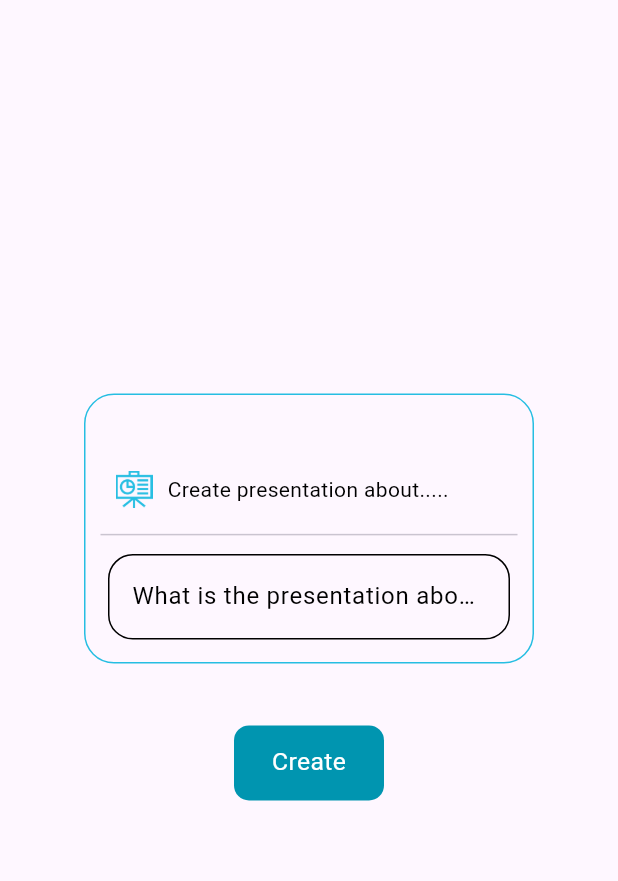
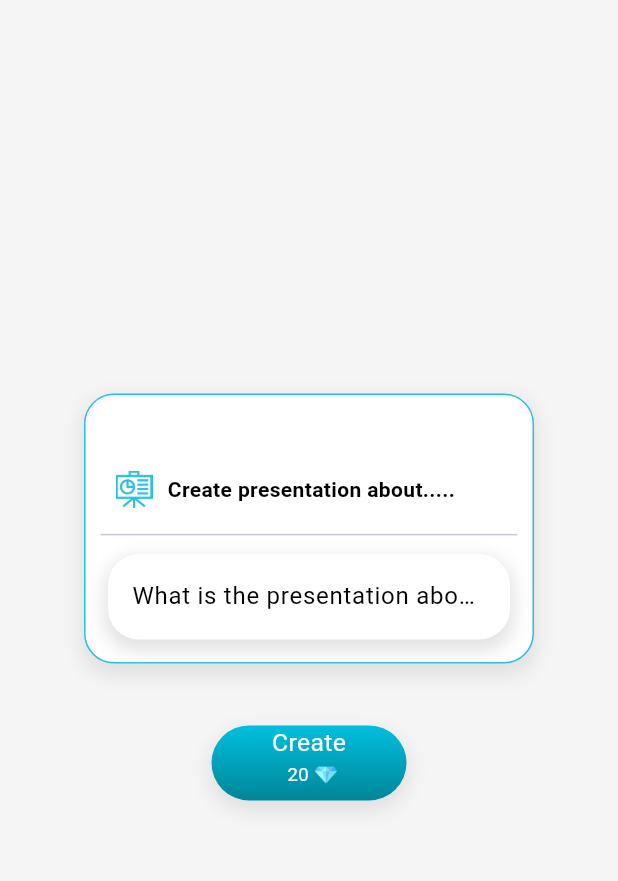
Before and after one commit to ranasherry/ai-slide-maker, a Flutter app: the SlideMakerView screen opened by its route, on a phone screen of 412 x 824 dp, the part 63-944 px from its top. Run offline on Flutter 3.47's test engine with Material 2 defaults, Android fonts, the phone set to English and light mode, and no system bars; our stand-ins replace firebase_analytics, firebase_core, flutter_easyloading, flutter_spinkit, fluttertoast, get and 6 more; missing offline and left inert: applovin_max, chat_gpt_sdk, file_saver, launch_review; accounts and stored records are empty.

Commit message:
before admob

```diff
--- a/lib/app/modules/home/slide_maker_view.dart
+++ b/lib/app/modules/home/slide_maker_view.dart
@@ -19,6 +19,7 @@ class SlideMakerView extends GetView<SlideMakerController> {
   Widget build(BuildContext context) {
     // SizeConfig().init(context);
     return Scaffold(
+      backgroundColor: Colors.grey.shade100,
       key: controller.scaffoldKey,
       drawer: Drawer(
         width: SizeConfig.blockSizeHorizontal * 75,
@@ -55,6 +56,7 @@ class SlideMakerView extends GetView<SlideMakerController> {
         ),
       ),
       appBar: AppBar(
+        backgroundColor: Colors.grey.shade100,
         title: Text('Slide Maker'),
         centerTitle: true,
         leading: Obx(
@@ -136,6 +138,16 @@ class SlideMakerView extends GetView<SlideMakerController> {
                             duration: Duration(milliseconds: 500),
                             curve: Curves.fastOutSlowIn,
                             decoration: BoxDecoration(
+                              color: Colors.white,
+                              boxShadow: [
+                                BoxShadow(
+                                  color: Colors.grey.shade300, // Shadow color
+                                  spreadRadius: 2, // Spread radius
+                                  blurRadius: 10, // Blur radius
+                                  offset: Offset(
+                                      0, 5), // Offset in x and y direction
+                                ),
+                              ],
                               borderRadius: BorderRadius.circular(20),
                               border: Border.all(color: AppColors.icon_color),
                             ),
@@ -179,7 +191,7 @@ class SlideMakerView extends GetView<SlideMakerController> {
                 alignment: Alignment.bottomCenter,
                 child: Container(
                   height: 60,
-                  color: Colors.amber,
+                  // color: Colors.amber,
                   child: Center(
                     child: MaxAdView(
                         adUnitId: AppStrings.MAX_BANNER_ID,
@@ -359,7 +371,20 @@ class SlideMakerView extends GetView<SlideMakerController> {
         duration: Duration(milliseconds: 500),
         curve: Curves.fastOutSlowIn,
         decoration: BoxDecoration(
-          borderRadius: BorderRadius.circular(10),
+          boxShadow: [
+            BoxShadow(
+              color: Colors.grey.shade300, // Shadow color
+              spreadRadius: 2, // Spread radius
+              blurRadius: 10, // Blur radius
+              offset: Offset(0, 5), // Offset in x and y direction
+            ),
+          ],
+          gradient: LinearGradient(
+              colors: [Color(0xFF21B654), Color.fromARGB(255, 19, 104, 57)],
+              begin: Alignment.topCenter,
+              end: Alignment.bottomCenter),
+          borderRadius:
+              BorderRadius.circular(SizeConfig.blockSizeHorizontal * 8),
           // border: Border.all(color: AppColors.icon_color),
           color: AppColors.Green_color,
         ),
@@ -392,6 +417,7 @@ class SlideMakerView extends GetView<SlideMakerController> {
                       "Outlines of the topic",
                       style: TextStyle(
                           fontSize: SizeConfig.blockSizeHorizontal * 4,
+                          fontWeight: FontWeight.bold,
                           color: Colors.black),
                     ),
                     Container(
@@ -433,7 +459,8 @@ class SlideMakerView extends GetView<SlideMakerController> {
                         Text(
                           "Create presentation about.....",
                           style: TextStyle(
-                              // fontSize: SizeConfig.blockSizeHorizontal * 4,
+                              // fontSize: SizeConfig.blockSizeHorizontal * 3,
+                              fontWeight: FontWeight.bold,
                               color: Colors.black),
                         ),
                         // Container(
@@ -476,35 +503,86 @@ class SlideMakerView extends GetView<SlideMakerController> {
             duration: Duration(milliseconds: 500),
             curve: Curves.fastOutSlowIn,
             decoration: BoxDecoration(
-          borderRadius: BorderRadius.circular(10),
+                boxShadow: [
+                  BoxShadow(
+                    color: Colors.grey.shade300, // Shadow color
+                    spreadRadius: 2, // Spread radius
+                    blurRadius: 10, // Blur radius
+                    offset: Offset(0, 5), // Offset in x and y direction
+                  ),
+                ],
+                borderRadius:
+                    BorderRadius.circular(SizeConfig.blockSizeHorizontal * 8),
                 // border: Border.all(color: AppColors.icon_color),
-          color: AppColors.neonBorder,
-        ),
-        child: Padding(
-          padding: const EdgeInsets.all(8.0),
-          child: Center(
-            child: Text(
-              controller.outlineTitleFetched.value ? "Recreate" : "Create",
+                // color: AppColors.neonBorder,
+                gradient: LinearGradient(
+                    colors: [Color(0xFF00BFDE), Color(0xFF008699)],
+                    begin: Alignment.topCenter,
+                    end: Alignment.bottomCenter)),
+            child: Obx(
+              () => controller.showInside.value
+                  ? Column(
+                      children: [
+                        Text(
+                          controller.outlineTitleFetched.value
+                              ? "Recreate"
+                              : "Create",
                           style: TextStyle(
                               fontSize: SizeConfig.blockSizeHorizontal * 4,
                               color: Colors.white),
                         ),
+                        Row(
+                          mainAxisAlignment: MainAxisAlignment.center,
+                          children: [
+                            Padding(
+                              padding: EdgeInsets.only(
+                                  left: SizeConfig.blockSizeHorizontal * 1),
+                              child: Text(
+                                "20",
+                                style: TextStyle(
+                                    fontSize:
+                                        SizeConfig.blockSizeHorizontal * 3,
+                                    color: Colors.white),
                               ),
                             ),
-      ),
-    );
+                            horizontalSpace(SizeConfig.blockSizeHorizontal * 1),
+                            Image.asset(
+                              AppImages.gems,
+                              scale: 35,
+                            )
+                          ],
+                        )
+                      ],
+                    )
+                  : Container(),
+            )));
   }
 
   Widget inputField() {
     return Padding(
       padding: EdgeInsets.all(5.0),
+      child: Container(
+        decoration: BoxDecoration(
+            color: Colors.white,
+            boxShadow: [
+              BoxShadow(
+                color: Colors.grey.shade300, // Shadow color
+                spreadRadius: 2, // Spread radius
+                blurRadius: 10, // Blur radius
+                offset: Offset(0, 5), // Offset in x and y direction
+              ),
+            ],
+            borderRadius:
+                BorderRadius.circular(SizeConfig.blockSizeHorizontal * 5)),
         child: TextField(
           controller: controller.inputTextCTL,
           cursorColor: Colors.black,
           style: TextStyle(
-            fontSize: SizeConfig.blockSizeHorizontal * 4, color: Colors.black),
+              fontSize: SizeConfig.blockSizeHorizontal * 4,
+              color: Colors.black),
           decoration: InputDecoration(
             // hintText: text,
+
             // "Product Name",
             labelStyle: TextStyle(color: AppColors.black_color),
             labelText: "What is the presentation about?",
@@ -513,17 +591,20 @@ class SlideMakerView extends GetView<SlideMakerController> {
             enabledBorder: OutlineInputBorder(
                 borderRadius:
                     BorderRadius.circular(SizeConfig.blockSizeHorizontal * 4),
+                borderSide: BorderSide.none
                 // borderSide: BorderSide(
                 //   color: Color(0xFF0095B0), // Border color
                 //   width: 1.0, // Border width
                 // ),
                 ),
+
             focusedBorder: OutlineInputBorder(
               borderRadius:
                   BorderRadius.circular(SizeConfig.blockSizeHorizontal * 4),
+              // borderSide: BorderSide.none
               borderSide: BorderSide(
                 color: Color(0xFF0095B0), // Border color when focused
-              width: 3.0, // Border width when focused
+                // width: 3.0, // Border width when focused
               ),
             ),
           ),
@@ -540,6 +621,7 @@ class SlideMakerView extends GetView<SlideMakerController> {
             print(value);
             controller.userInput.value = value;
           },
+        ),
       ),
     );
   }
--- a/lib/app/utills/app_strings.dart
+++ b/lib/app/utills/app_strings.dart
@@ -2,8 +2,7 @@ class AppStrings {
   static var OPENAI_TOKEN =
       "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";
   static const MAX_SLIDES_TOKENS = 1000;
-  static var HOTPOT_API;
-  // "k6sv13mQAF9U2Eq2HRFFuNOj0vDZYqtx3UVIBB6cSOPxrm1TUT";
+  static var HOTPOT_API = "k6sv13mQAF9U2Eq2HRFFuNOj0vDZYqtx3UVIBB6cSOPxrm1TUT";
   static var SHOW_HOTPOT_API_IMAGES = true;
 
   // Orignal App ids
@@ -17,7 +16,7 @@ class AppStrings {
 
   static const MAX_MREC_ID = "bcf322b2e7e3c898";
 
-  // static const MAX_APPOPEN_ID = "3029feowaeqq33ir90";
+  static const MAX_APPOPEN_ID = "";
 
   static const MAX_Reward_ID = "efa63a2cafbae46f";
 
@@ -31,7 +30,7 @@ class AppStrings {
 
   static const IOS_MAX_MREC_ID = "bcf322b2e7e3c898";
 
-  // static const IOS_MAX_APPOPEN_ID = "3029feowaeqq33ir90";
+  static const IOS_MAX_APPOPEN_ID = "";
 
   static const IOS_MAX_Reward_ID = "efa63a2cafbae46f";
 }
--- a/lib/main.dart
+++ b/lib/main.dart
@@ -29,7 +29,8 @@ class MyApp extends StatelessWidget {
   // This widget is the root of your application.
   @override
   Widget build(BuildContext context) {
-    analytics.setAnalyticsCollectionEnabled(kReleaseMode);
+    // analytics.setAnalyticsCollectionEnabled(kReleaseMode);
+    analytics.setAnalyticsCollectionEnabled(true);
     return GetMaterialApp(
       debugShowCheckedModeBanner: false,
       navigatorObservers: <NavigatorObserver>[observer],
--- a/pubspec.yaml
+++ b/pubspec.yaml
@@ -16,7 +16,7 @@ publish_to: "none" # Remove this line if you wish to publish to pub.dev
 # https://developer.apple.com/library/archive/documentation/General/Reference/InfoPlistKeyReference/Articles/CoreFoundationKeys.html
 # In Windows, build-name is used as the major, minor, and patch parts
 # of the product and file versions while build-number is used as the build suffix.
-version: 1.0.0+1
+version: 1.0.1+2
 
 environment:
   sdk: ">=3.0.2 <4.0.0"
```
Also changed, not shown: lib/app/modules/controllers/slide_maker_controller.dart (+62 -2 lines), 3 other files. Lines whose indentation alone changed are shown as unchanged.
